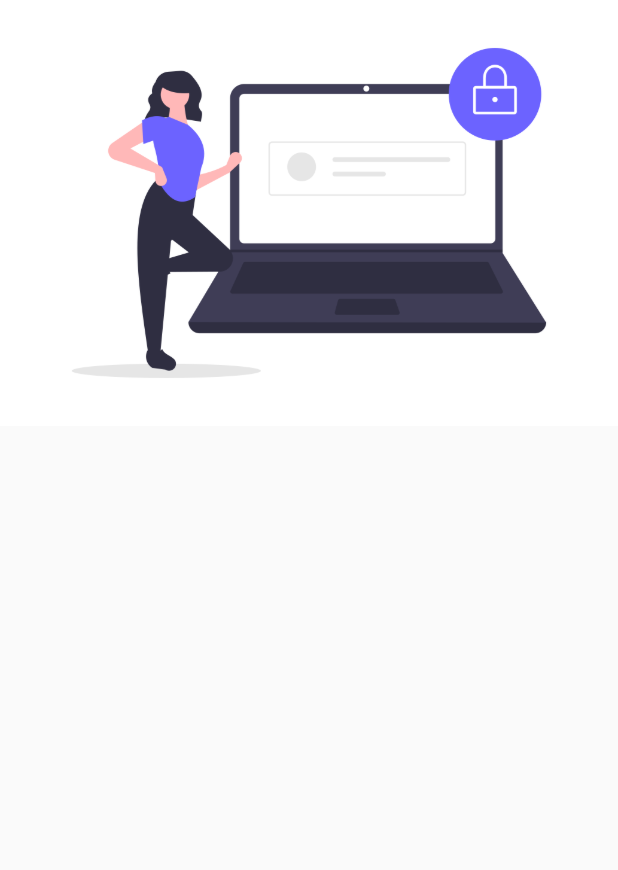
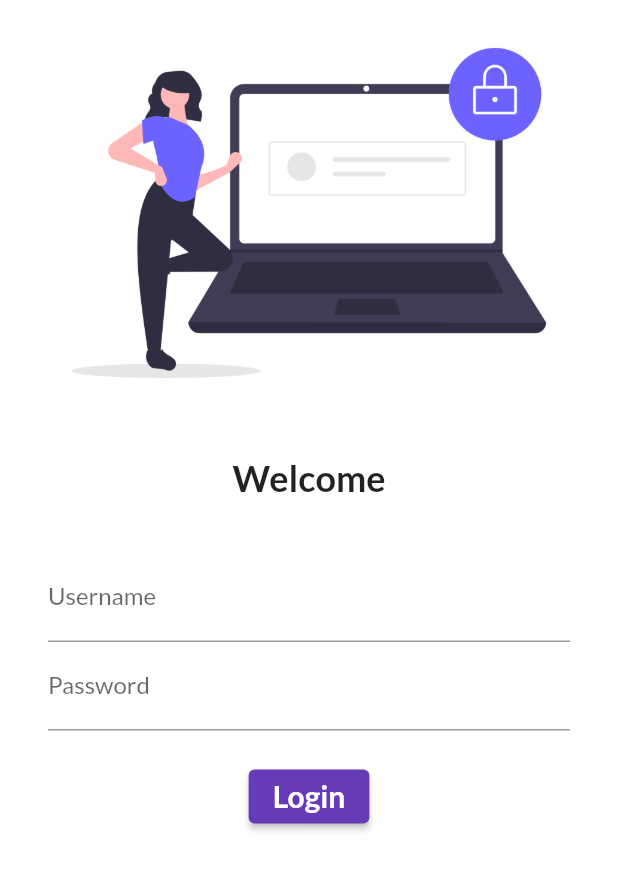
Before and after one commit to Kdhiman95/First-flutter-app, a Flutter app: the screen it shows after launch, on a phone screen of 412 x 824 dp. Shown: the top 870 px of the screen. Run offline on Flutter 3.47's test engine with Material 2 defaults, Android fonts, the phone set to English and light mode, and no system bars; our stand-ins replace google_fonts.

Commit message:
day 4 completed

```diff
--- a/lib/main.dart
+++ b/lib/main.dart
@@ -1,7 +1,7 @@
 import 'package:flutter/material.dart';
 import 'package:flutter_application_1/pages/home_page.dart';
 import 'package:flutter_application_1/pages/login_page.dart';
-
+import 'package:google_fonts/google_fonts.dart';
 void main() {
   runApp(const MyApp());
 }
@@ -14,7 +14,11 @@ class MyApp extends StatelessWidget {
     return MaterialApp(
       //home: HomePage(),
       themeMode: ThemeMode.light,
-      theme: ThemeData(primarySwatch: Colors.deepPurple),
+      theme: ThemeData(
+        primarySwatch: Colors.deepPurple,
+        fontFamily: GoogleFonts.lato().fontFamily,
+        //primaryTextTheme: GoogleFonts.latoTextTheme()
+      ),
       darkTheme: ThemeData(primarySwatch: Colors.red),
       routes: {
         "/": ((context) => LoginPage()),
--- a/lib/pages/login_page.dart
+++ b/lib/pages/login_page.dart
@@ -6,12 +6,57 @@ class LoginPage extends StatelessWidget {
   @override
   Widget build(BuildContext context) {
     return Material(
+      color: Colors.white,
       child: Column(
         children: [
           Image.asset(
             "assets/images/login_img.png",
             fit: BoxFit.cover,
           ),
+          const SizedBox(
+            height: 20.0,
+          ),
+          const Text(
+            "Welcome",
+            style: TextStyle(
+              fontSize: 24,
+              fontWeight: FontWeight.bold,
+            ),
+          ),
+          const SizedBox(
+            height: 20.0,
+          ),
+          Padding(
+            padding:
+                const EdgeInsets.symmetric(vertical: 16.0, horizontal: 32.0),
+            child: Column(
+              children: [
+                TextFormField(
+                  decoration: const InputDecoration(
+                    hintText: "Enter username",
+                    labelText: "Username",
+                  ),
+                ),
+                TextFormField(
+                  obscureText: true,
+                  decoration: const InputDecoration(
+                    hintText: "Enter password",
+                    labelText: "Password",
+                  ),
+                ),
+                const SizedBox(
+                  height: 20.0,
+                ),
+                ElevatedButton(
+                  onPressed: () {
+                    print("Hi user");
+                  },
+                  child: const Text("Login",style: TextStyle(fontSize: 20.0, fontWeight: FontWeight.bold),),
+                  style: TextButton.styleFrom(),
+                )
+              ],
+            ),
+          )
         ],
       ),
     );
--- a/pubspec.yaml
+++ b/pubspec.yaml
@@ -34,6 +34,7 @@ dependencies:
   # The following adds the Cupertino Icons font to your application.
   # Use with the CupertinoIcons class for iOS style icons.
   cupertino_icons: ^1.0.2
+  google_fonts: ^3.0.0
 
 dev_dependencies:
   flutter_test:
```
Also changed, not shown: pubspec.lock, 1 other file.
